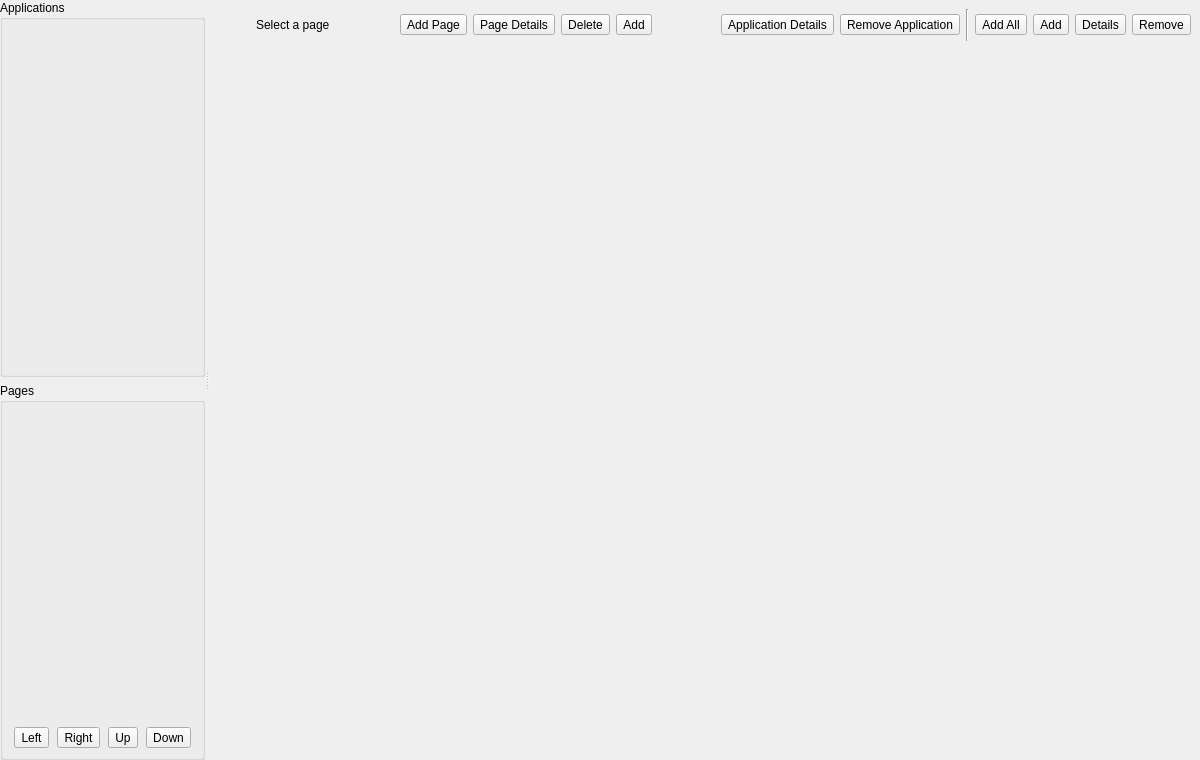
Old version of the form ui/settings/Apps.ui in the repository OpenFairWind/FairWindSK.
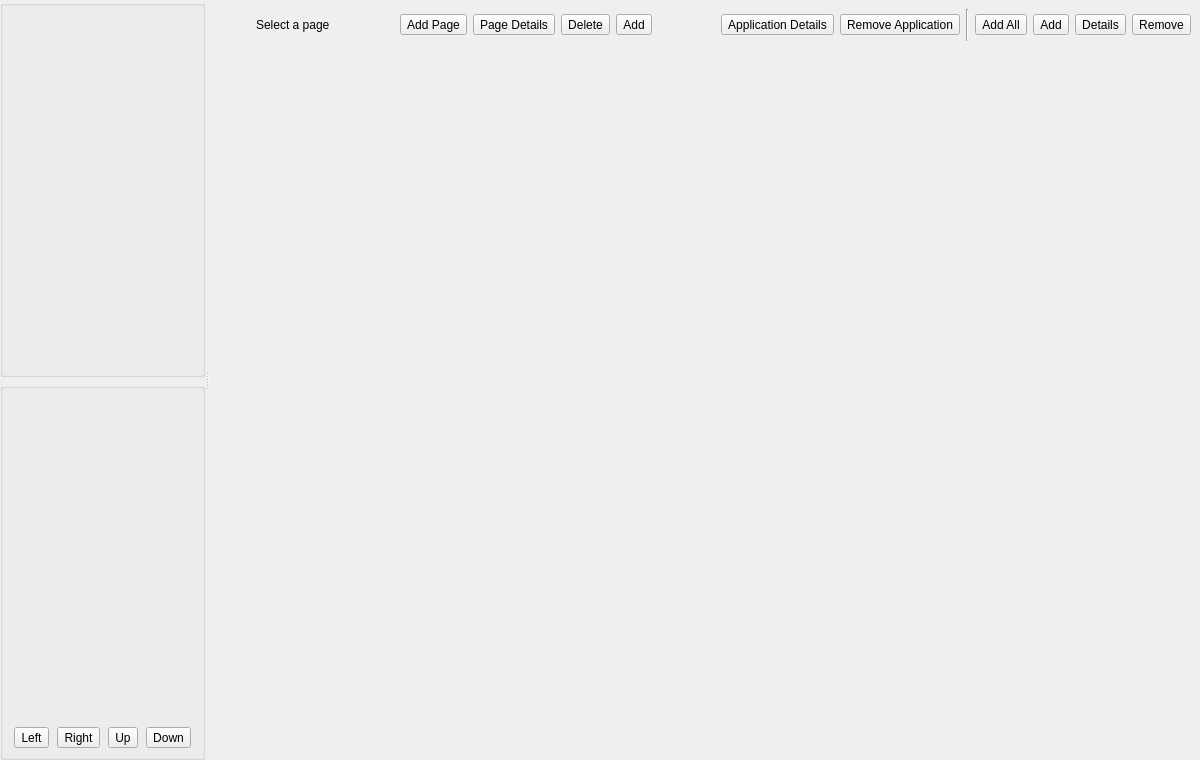
New version of the form. Icons and pictures are not drawn.

The edit to the form file:
```diff
--- a/ui/settings/Apps.ui
+++ b/ui/settings/Apps.ui
@@ -106,7 +106,7 @@
        <item>
         <widget class="QGroupBox" name="groupBox_AvailableApps">
          <property name="title">
-          <string>Applications</string>
+          <string/>
          </property>
          <layout class="QVBoxLayout" name="verticalLayout_AvailableApps">
           <item>
@@ -135,7 +135,7 @@
        <item>
         <widget class="QGroupBox" name="groupBox_PageTree">
          <property name="title">
-          <string>Pages</string>
+          <string/>
          </property>
          <layout class="QVBoxLayout" name="verticalLayout_PageTree">
           <item>
```
